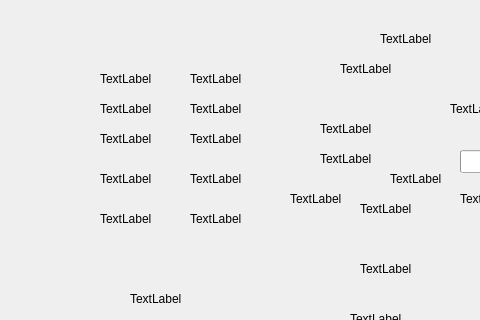
The window that k1160pro/qautotestaprocessform.ui (photonlili/K1160) describes before a commit, drawn with Qt 5; both pictures show x 0 to 480 and y 0 to 320 of the 916 by 667 pixel window.
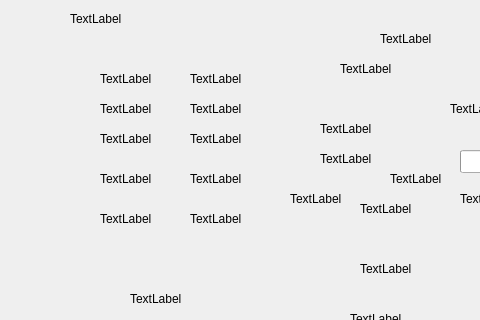
The same window after the commit.

Diff of the .ui file:
```diff
--- a/k1160pro/qautotestaprocessform.ui
+++ b/k1160pro/qautotestaprocessform.ui
@@ -562,6 +562,19 @@
     <bool>true</bool>
    </property>
   </widget>
+  <widget class="QLabel" name="label_yangpinliangdanwei">
+   <property name="geometry">
+    <rect>
+     <x>70</x>
+     <y>10</y>
+     <width>67</width>
+     <height>17</height>
+    </rect>
+   </property>
+   <property name="text">
+    <string>TextLabel</string>
+   </property>
+  </widget>
  </widget>
  <resources/>
  <connections/>
```
